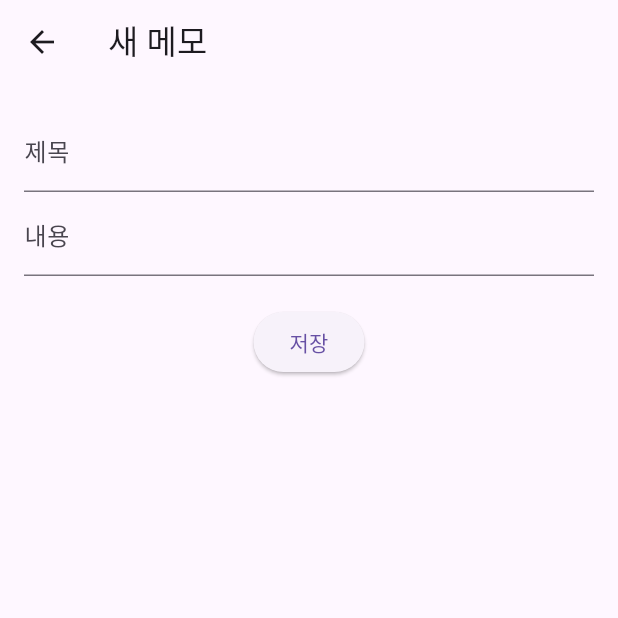
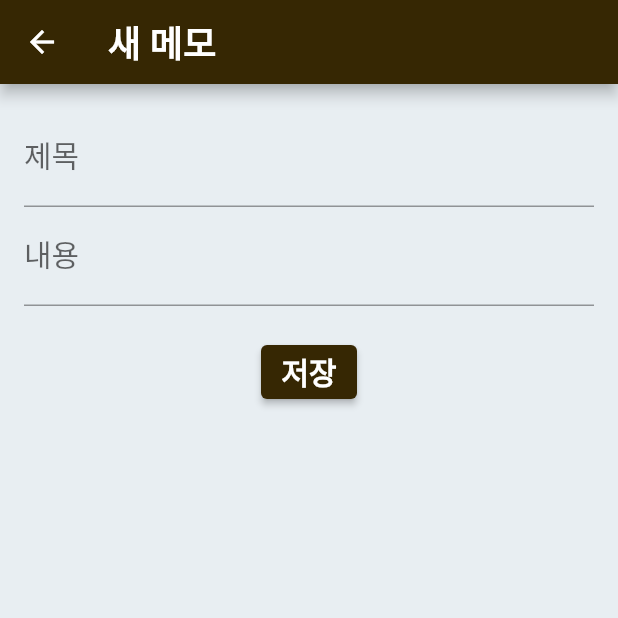
Before and after one commit to formart12/NOTEaching, a Flutter app: the screen it shows after launch, after a tap on the "add" icon, on a phone screen of 412 x 824 dp, the top half of it. Run offline on Flutter 3.47's test engine with Material 3 defaults, Android fonts, the phone set to English and light mode, and no system bars; our stand-ins replace cloud_firestore, firebase_core; accounts and stored records are empty; Roboto replaces fonts that are missing (Pretendard).

Commit message:
테마 적용

```diff
--- a/lib/main.dart
+++ b/lib/main.dart
@@ -1,6 +1,7 @@
 import 'package:firebase_core/firebase_core.dart'; // Import Firebase
 import 'package:flutter/material.dart';
-import 'package:note_aching/src/noteaching/view/home_view.dart'; // Import HomeView
+import 'package:note_aching/src/noteaching/view/home_view.dart';
+import 'package:note_aching/src/util/app_theme.dart'; // Import HomeView
 
 void main() async {
   WidgetsFlutterBinding.ensureInitialized(); // Ensure proper initialization
@@ -15,9 +16,8 @@ class MyApp extends StatelessWidget {
   Widget build(BuildContext context) {
     return MaterialApp(
       title: 'NOTEaching App',
-      theme: ThemeData(
-        primarySwatch: Colors.blue,
-      ),
+      theme: light,
+      darkTheme: dark,
       home: const HomeView(), // Set HomeView as the starting screen
     );
   }
```
